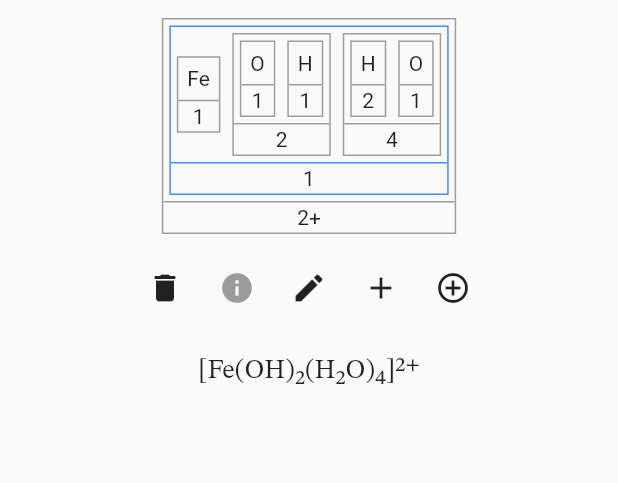
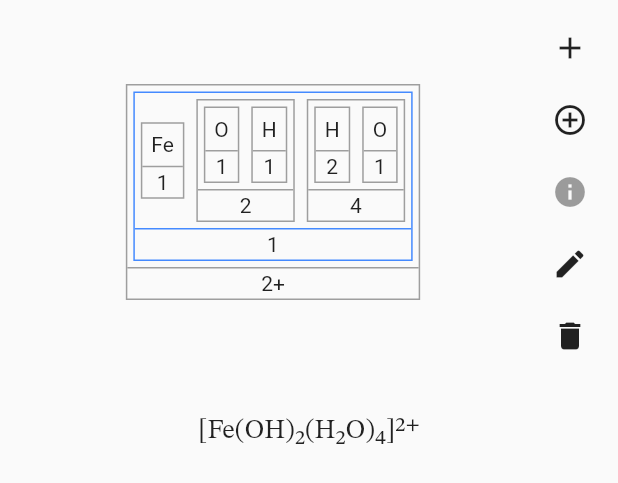
Before and after one commit to Mapioi/unhexennium, a Flutter app: the FormulaParent widget shown alone on an empty page, opened directly, on a phone screen of 412 x 824 dp. Shown: the top 483 px of the screen. Run offline on Flutter 3.47's test engine with Material 2 defaults, Android fonts, the phone set to English and light mode, and no system bars.

Commit message:
Improve formula layout

```diff
--- a/lib/tabs/formula.dart
+++ b/lib/tabs/formula.dart
@@ -197,6 +197,7 @@ class FormulaState {
     Formula formula = formulaFactory.build();
     Map<ElementSymbol, Rational> oxidationStates = formula.oxidationStates;
     if (oxidationStates != null) {
+      /// Oxidation state
       Rational os = oxidationStates[symbol];
       if (os.denominator.abs() == 1)
         ElementState.oxidationState = os.numerator ~/ os.denominator;
@@ -301,60 +302,18 @@ class FormulaParent extends StatelessWidget {
       // Input space
       new Padding(
         child: new Row(
-          children: [render()], // TODO use a container instead
+          children: [
+            new Expanded(
+              child: new Row(
+                children: <Widget>[
+                  render(),
+                ],
                 mainAxisAlignment: MainAxisAlignment.center,
               ),
-        padding: EdgeInsets.all(8.0),
             ),
-      // Formula Editor
-      new Row(
+            new Column(
               mainAxisAlignment: MainAxisAlignment.center,
               children: <Widget>[
-          new IconButton(
-            icon: new Icon(Icons.delete),
-            onPressed: FormulaState.selectedBlockIndex >= 0
-                ? FormulaState.removeAtCursor
-                : null,
-            tooltip: 'Delete selected',
-          ),
-          new IconButton(
-            icon: new Icon(Icons.info),
-            onPressed: FormulaState.selectedBlockIndex == -1 ||
-                    FormulaState.formulaFactory
-                        .getClosingIndices()
-                        .containsKey(FormulaState.selectedBlockIndex)
-                ? null
-                : FormulaState.onView,
-          ),
-          new IconButton(
-            icon: new Icon(Icons.edit),
-            onPressed: currentPair == null
-                // Charge selected
-              ? () =>
-              parenSubscriptPrompt(
-                context: context,
-                callback: (a) => FormulaState.onEdit(null, a),
-                currentSubscript: currentSubscript,
-                isCharge: true,
-              )
-                : (currentPair.elementSymbol == null
-                    // Parentheses selected
-                    ? () => parenSubscriptPrompt(
-              context: context,
-              callback: (a) => FormulaState.onEdit(null, a),
-              currentSubscript: currentSubscript,
-                        )
-                    // Element selected
-              : () =>
-              elementFormulaPrompt(
-                context: context,
-                callback: FormulaState.onEdit,
-                currentElementSymbol: currentPair.elementSymbol,
-                currentSubscript: currentSubscript,
-                isAdding: false,
-              )),
-            tooltip: 'Edit selected',
-          ),
                 new IconButton(
                   icon: new Icon(Icons.add),
                   onPressed: () => elementFormulaPrompt(
@@ -374,8 +333,57 @@ class FormulaParent extends StatelessWidget {
                       ),
                   tooltip: 'Add box after current',
                 ),
+                new IconButton(
+                  icon: new Icon(Icons.info),
+                  onPressed: FormulaState.selectedBlockIndex == -1 ||
+                          FormulaState.formulaFactory
+                              .getClosingIndices()
+                              .containsKey(FormulaState.selectedBlockIndex)
+                      ? null
+                      : FormulaState.onView,
+                ),
+                new IconButton(
+                  icon: new Icon(Icons.edit),
+                  onPressed: currentPair == null
+                      // Charge selected
+                      ? () => parenSubscriptPrompt(
+                            context: context,
+                            callback: (a) => FormulaState.onEdit(null, a),
+                            currentSubscript: currentSubscript,
+                            isCharge: true,
+                          )
+                      : (currentPair.elementSymbol == null
+                          // Parentheses selected
+                          ? () => parenSubscriptPrompt(
+                                context: context,
+                                callback: (a) => FormulaState.onEdit(null, a),
+                                currentSubscript: currentSubscript,
+                              )
+                          // Element selected
+                          : () => elementFormulaPrompt(
+                                context: context,
+                                callback: FormulaState.onEdit,
+                                currentElementSymbol: currentPair.elementSymbol,
+                                currentSubscript: currentSubscript,
+                                isAdding: false,
+                              )),
+                  tooltip: 'Edit selected',
+                ),
+                new IconButton(
+                  icon: new Icon(Icons.delete),
+                  onPressed: FormulaState.selectedBlockIndex >= 0
+                      ? FormulaState.removeAtCursor
+                      : null,
+                  tooltip: 'Delete selected',
+                ),
               ],
             ),
+          ],
+        ),
+        padding: EdgeInsets.all(8.0),
+      ),
+      // Formula Editor
+
       new Container(height: 20.0),
       // Render
       new Text(
```
Also changed, not shown: lib/tabs/element.dart (+6 -7 lines). Lines whose indentation alone changed are shown as unchanged.
